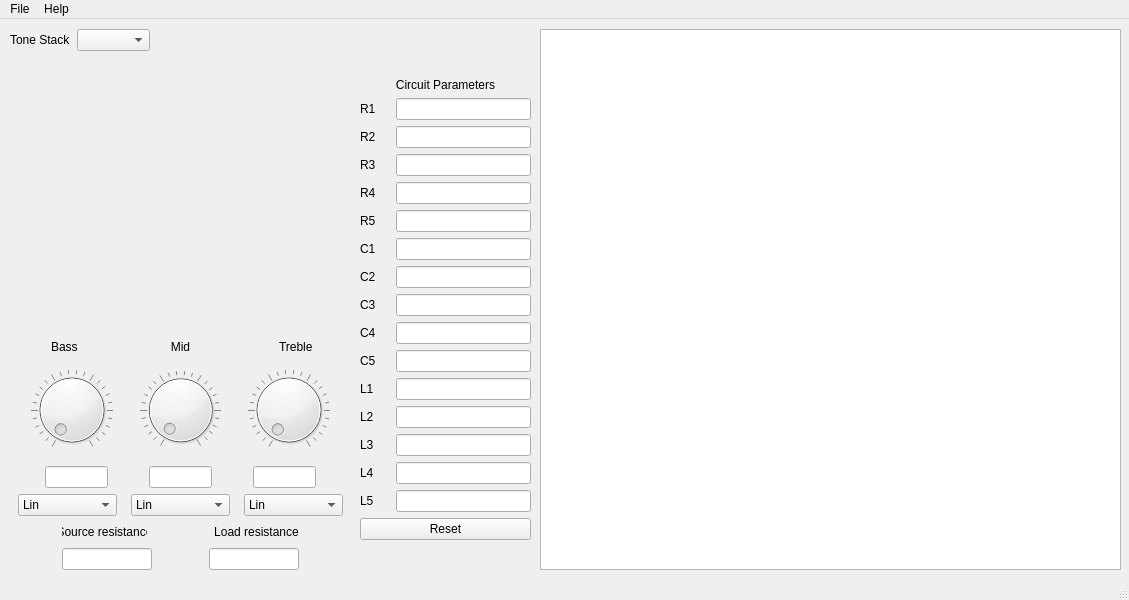
Above: tonestackcalculator.ui from olivergardiner/tonestack before the change. Below: the same form after it.
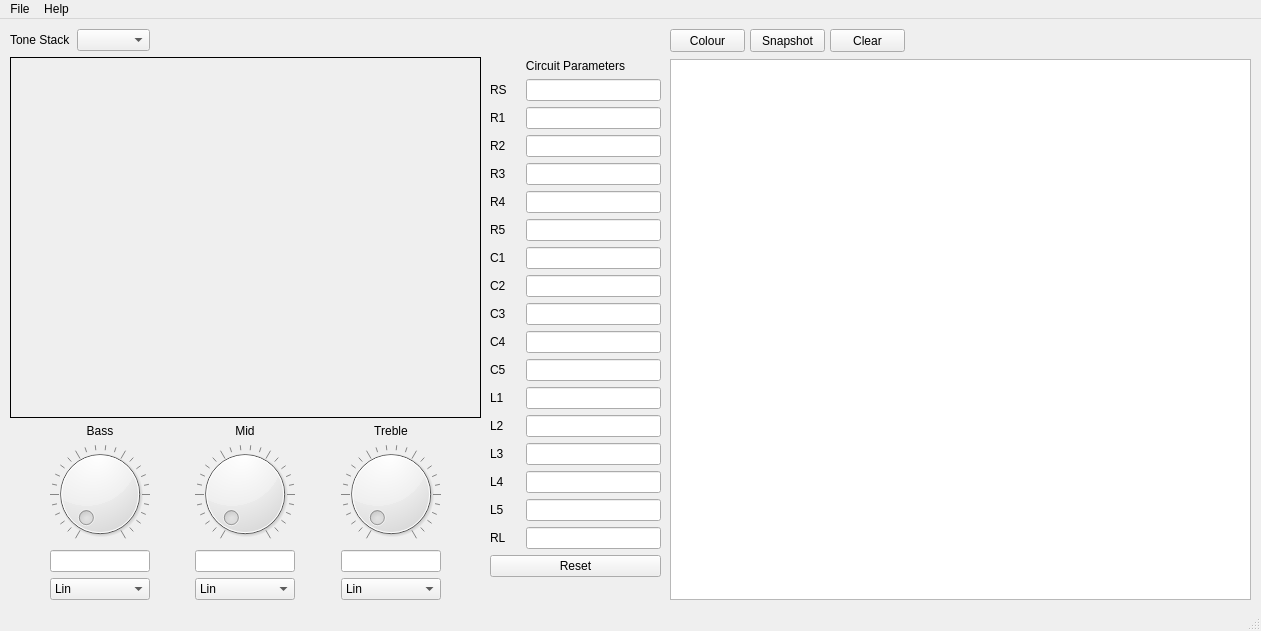
That is the form after the change.

Commit message: New circuits, Save function, improved layout - Colour/Snapshot/Clear are placeholders

Patch:
```diff
--- a/tonestackcalculator.ui
+++ b/tonestackcalculator.ui
@@ -6,8 +6,8 @@
    <rect>
     <x>0</x>
     <y>0</y>
-    <width>1129</width>
-    <height>600</height>
+    <width>1261</width>
+    <height>631</height>
    </rect>
   </property>
   <property name="sizePolicy">
@@ -23,8 +23,8 @@
    <widget class="QGraphicsView" name="frequencyResponse">
     <property name="geometry">
      <rect>
-      <x>540</x>
-      <y>10</y>
+      <x>670</x>
+      <y>40</y>
       <width>581</width>
       <height>541</height>
      </rect>
@@ -41,8 +41,8 @@
      <rect>
       <x>10</x>
       <y>10</y>
-      <width>341</width>
-      <height>541</height>
+      <width>471</width>
+      <height>571</height>
      </rect>
     </property>
     <layout class="QVBoxLayout" name="verticalLayout">
@@ -91,59 +91,55 @@
          <verstretch>0</verstretch>
         </sizepolicy>
        </property>
+       <property name="frameShape">
+        <enum>QFrame::Panel</enum>
+       </property>
        <property name="text">
         <string/>
        </property>
        <property name="scaledContents">
         <bool>false</bool>
        </property>
+       <property name="alignment">
+        <set>Qt::AlignCenter</set>
+       </property>
       </widget>
      </item>
      <item>
-      <layout class="QHBoxLayout" name="horizontalLayout_3">
-       <item alignment="Qt::AlignHCenter">
+      <layout class="QHBoxLayout" name="horizontalLayout_6">
+       <item>
+        <spacer name="horizontalSpacer_3">
+         <property name="orientation">
+          <enum>Qt::Horizontal</enum>
+         </property>
+         <property name="sizeHint" stdset="0">
+          <size>
+           <width>40</width>
+           <height>20</height>
+          </size>
+         </property>
+        </spacer>
+       </item>
+       <item>
+        <layout class="QVBoxLayout" name="verticalLayout_3">
+         <item>
         <widget class="QLabel" name="pot1Label">
          <property name="text">
           <string>Bass</string>
          </property>
-        </widget>
-       </item>
-       <item>
-        <widget class="QLabel" name="pot2Label">
-         <property name="text">
-          <string>Mid</string>
-         </property>
          <property name="alignment">
           <set>Qt::AlignCenter</set>
          </property>
         </widget>
-       </item>
-       <item alignment="Qt::AlignHCenter">
-        <widget class="QLabel" name="pot3Label">
-         <property name="text">
-          <string>Treble</string>
-         </property>
-        </widget>
-       </item>
-      </layout>
-     </item>
-     <item>
-      <layout class="QHBoxLayout" name="horizontalLayout_2">
-       <item>
-        <spacer name="horizontalSpacer_14">
-         <property name="orientation">
-          <enum>Qt::Horizontal</enum>
-         </property>
-         <property name="sizeHint" stdset="0">
-          <size>
-           <width>40</width>
-           <height>20</height>
-          </size>
-         </property>
-        </spacer>
        </item>
        <item>
         <widget class="QDial" name="pot1Position">
+           <property name="sizePolicy">
+            <sizepolicy hsizetype="Fixed" vsizetype="Preferred">
+             <horstretch>0</horstretch>
+             <verstretch>0</verstretch>
+            </sizepolicy>
+           </property>
          <property name="minimumSize">
           <size>
            <width>0</width>
@@ -171,196 +167,29 @@
         </widget>
        </item>
        <item>
-        <spacer name="horizontalSpacer_8">
-         <property name="orientation">
-          <enum>Qt::Horizontal</enum>
-         </property>
-         <property name="sizeHint" stdset="0">
-          <size>
-           <width>40</width>
-           <height>20</height>
-          </size>
-         </property>
-        </spacer>
-       </item>
-       <item>
-        <widget class="QDial" name="pot2Position">
-         <property name="sizePolicy">
-          <sizepolicy hsizetype="Expanding" vsizetype="Preferred">
-           <horstretch>0</horstretch>
-           <verstretch>0</verstretch>
-          </sizepolicy>
-         </property>
-         <property name="notchesVisible">
-          <bool>true</bool>
-         </property>
-        </widget>
-       </item>
-       <item>
-        <spacer name="horizontalSpacer_9">
-         <property name="orientation">
-          <enum>Qt::Horizontal</enum>
-         </property>
-         <property name="sizeHint" stdset="0">
-          <size>
-           <width>40</width>
-           <height>20</height>
-          </size>
-         </property>
-        </spacer>
-       </item>
-       <item>
-        <widget class="QDial" name="pot3Position">
-         <property name="sizePolicy">
-          <sizepolicy hsizetype="Expanding" vsizetype="Preferred">
-           <horstretch>0</horstretch>
-           <verstretch>0</verstretch>
-          </sizepolicy>
-         </property>
-         <property name="notchesVisible">
-          <bool>true</bool>
-         </property>
-        </widget>
-       </item>
-       <item>
-        <spacer name="horizontalSpacer_15">
-         <property name="orientation">
-          <enum>Qt::Horizontal</enum>
-         </property>
-         <property name="sizeHint" stdset="0">
-          <size>
-           <width>40</width>
-           <height>20</height>
-          </size>
-         </property>
-        </spacer>
-       </item>
-      </layout>
-     </item>
-     <item>
-      <layout class="QHBoxLayout" name="horizontalLayout_4">
-       <item>
-        <spacer name="horizontalSpacer_16">
-         <property name="orientation">
-          <enum>Qt::Horizontal</enum>
-         </property>
-         <property name="sizeHint" stdset="0">
-          <size>
-           <width>80</width>
-           <height>20</height>
-          </size>
-         </property>
-        </spacer>
-       </item>
-       <item>
         <widget class="QLineEdit" name="pot1Value">
          <property name="sizePolicy">
-          <sizepolicy hsizetype="Expanding" vsizetype="Fixed">
+            <sizepolicy hsizetype="Fixed" vsizetype="Fixed">
            <horstretch>0</horstretch>
            <verstretch>0</verstretch>
           </sizepolicy>
-         </property>
-        </widget>
-       </item>
-       <item>
-        <spacer name="horizontalSpacer_10">
-         <property name="orientation">
-          <enum>Qt::Horizontal</enum>
-         </property>
-         <property name="sizeHint" stdset="0">
-          <size>
-           <width>80</width>
-           <height>20</height>
-          </size>
-         </property>
-        </spacer>
-       </item>
-       <item>
-        <widget class="QLineEdit" name="pot2Value">
-         <property name="sizePolicy">
-          <sizepolicy hsizetype="Expanding" vsizetype="Fixed">
-           <horstretch>0</horstretch>
-           <verstretch>0</verstretch>
-          </sizepolicy>
-         </property>
-        </widget>
-       </item>
-       <item>
-        <spacer name="horizontalSpacer_11">
-         <property name="orientation">
-          <enum>Qt::Horizontal</enum>
-         </property>
-         <property name="sizeHint" stdset="0">
-          <size>
-           <width>80</width>
-           <height>20</height>
-          </size>
-         </property>
-        </spacer>
-       </item>
-       <item>
-        <widget class="QLineEdit" name="pot3Value">
-         <property name="enabled">
-          <bool>true</bool>
-         </property>
-         <property name="sizePolicy">
-          <sizepolicy hsizetype="Expanding" vsizetype="Fixed">
-           <horstretch>0</horstretch>
-           <verstretch>0</verstretch>
-          </sizepolicy>
-         </property>
-         <property name="minimumSize">
-          <size>
-           <width>0</width>
-           <height>0</height>
-          </size>
          </property>
          <property name="maximumSize">
           <size>
-           <width>133</width>
+             <width>100</width>
            <height>16777215</height>
           </size>
          </property>
-         <property name="baseSize">
-          <size>
-           <width>0</width>
-           <height>0</height>
-          </size>
-         </property>
-        </widget>
-       </item>
-       <item>
-        <spacer name="horizontalSpacer_17">
-         <property name="orientation">
-          <enum>Qt::Horizontal</enum>
-         </property>
-         <property name="sizeHint" stdset="0">
-          <size>
-           <width>80</width>
-           <height>20</height>
-          </size>
-         </property>
-        </spacer>
-       </item>
-      </layout>
-     </item>
-     <item>
-      <layout class="QHBoxLayout" name="horizontalLayout_5">
-       <item>
-        <spacer name="horizontalSpacer_18">
-         <property name="orientation">
-          <enum>Qt::Horizontal</enum>
-         </property>
-         <property name="sizeHint" stdset="0">
-          <size>
-           <width>40</width>
-           <height>20</height>
-          </size>
-         </property>
-        </spacer>
+          </widget>
        </item>
        <item>
         <widget class="QComboBox" name="pot1Type">
+           <property name="maximumSize">
+            <size>
+             <width>100</width>
+             <height>16777215</height>
+            </size>
+           </property>
          <item>
           <property name="text">
            <string>Lin</string>
@@ -388,8 +217,10 @@
          </item>
         </widget>
        </item>
+        </layout>
+       </item>
        <item>
-        <spacer name="horizontalSpacer_12">
+        <spacer name="horizontalSpacer_4">
          <property name="orientation">
           <enum>Qt::Horizontal</enum>
          </property>
@@ -400,9 +231,56 @@
           </size>
          </property>
         </spacer>
+       </item>
+       <item>
+        <layout class="QVBoxLayout" name="verticalLayout_4">
+         <item>
+          <widget class="QLabel" name="pot2Label">
+           <property name="text">
+            <string>Mid</string>
+           </property>
+           <property name="alignment">
+            <set>Qt::AlignCenter</set>
+           </property>
+          </widget>
+         </item>
+         <item>
+          <widget class="QDial" name="pot2Position">
+           <property name="sizePolicy">
+            <sizepolicy hsizetype="Fixed" vsizetype="Preferred">
+             <horstretch>0</horstretch>
+             <verstretch>0</verstretch>
+            </sizepolicy>
+           </property>
+           <property name="notchesVisible">
+            <bool>true</bool>
+           </property>
+          </widget>
+         </item>
+         <item>
+          <widget class="QLineEdit" name="pot2Value">
+           <property name="sizePolicy">
+            <sizepolicy hsizetype="Fixed" vsizetype="Fixed">
+             <horstretch>0</horstretch>
+             <verstretch>0</verstretch>
+            </sizepolicy>
+           </property>
+           <property name="maximumSize">
+            <size>
+             <width>100</width>
+             <height>16777215</height>
+            </size>
+           </property>
+          </widget>
        </item>
        <item>
         <widget class="QComboBox" name="pot2Type">
+           <property name="maximumSize">
+            <size>
+             <width>100</width>
+             <height>16777215</height>
+            </size>
+           </property>
          <item>
           <property name="text">
            <string>Lin</string>
@@ -430,8 +308,10 @@
          </item>
         </widget>
        </item>
+        </layout>
+       </item>
        <item>
-        <spacer name="horizontalSpacer_13">
+        <spacer name="horizontalSpacer_5">
          <property name="orientation">
           <enum>Qt::Horizontal</enum>
          </property>
@@ -442,9 +322,71 @@
           </size>
          </property>
         </spacer>
+       </item>
+       <item>
+        <layout class="QVBoxLayout" name="verticalLayout_5">
+         <item>
+          <widget class="QLabel" name="pot3Label">
+           <property name="text">
+            <string>Treble</string>
+           </property>
+           <property name="alignment">
+            <set>Qt::AlignCenter</set>
+           </property>
+          </widget>
+         </item>
+         <item>
+          <widget class="QDial" name="pot3Position">
+           <property name="sizePolicy">
+            <sizepolicy hsizetype="Fixed" vsizetype="Preferred">
+             <horstretch>0</horstretch>
+             <verstretch>0</verstretch>
+            </sizepolicy>
+           </property>
+           <property name="notchesVisible">
+            <bool>true</bool>
+           </property>
+          </widget>
+         </item>
+         <item>
+          <widget class="QLineEdit" name="pot3Value">
+           <property name="enabled">
+            <bool>true</bool>
+           </property>
+           <property name="sizePolicy">
+            <sizepolicy hsizetype="Fixed" vsizetype="Fixed">
+             <horstretch>0</horstretch>
+             <verstretch>0</verstretch>
+            </sizepolicy>
+           </property>
+           <property name="minimumSize">
+            <size>
+             <width>0</width>
+             <height>0</height>
+            </size>
+           </property>
+           <property name="maximumSize">
+            <size>
+             <width>100</width>
+             <height>16777215</height>
+            </size>
+           </property>
+           <property name="baseSize">
+            <size>
+             <width>0</width>
+             <height>0</height>
+            </size>
+           </property>
+          </widget>
        </item>
        <item>
         <widget class="QComboBox" name="pot3Type">
+           <property name="maximumSize">
+            <size>
+             <width>100</width>
+             <height>16777215</height>
+            </size>
+           </property>
          <item>
           <property name="text">
            <string>Lin</string>
@@ -472,23 +414,8 @@
          </item>
         </widget>
        </item>
-       <item>
-        <spacer name="horizontalSpacer_19">
-         <property name="orientation">
-          <enum>Qt::Horizontal</enum>
-         </property>
-         <property name="sizeHint" stdset="0">
-          <size>
-           <width>40</width>
-           <height>20</height>
-          </size>
-         </property>
-        </spacer>
-       </item>
-      </layout>
-     </item>
-     <item>
-      <layout class="QHBoxLayout" name="horizontalLayout_6">
+        </layout>
+       </item>
        <item>
         <spacer name="horizontalSpacer_2">
          <property name="orientation">
@@ -496,152 +423,7 @@
          </property>
          <property name="sizeHint" stdset="0">
           <size>
-           <width>70</width>
-           <height>20</height>
-          </size>
-         </property>
-        </spacer>
-       </item>
-       <item alignment="Qt::AlignHCenter">
-        <widget class="QLabel" name="rSLabel">
-         <property name="minimumSize">
-          <size>
-           <width>85</width>
-           <height>0</height>
-          </size>
-         </property>
-         <property name="baseSize">
-          <size>
-           <width>85</width>
-           <height>0</height>
-          </size>
-         </property>
-         <property name="text">
-          <string>Source resistance</string>
-         </property>
-         <property name="alignment">
-          <set>Qt::AlignCenter</set>
-         </property>
-        </widget>
-       </item>
-       <item>
-        <spacer name="horizontalSpacer_6">
-         <property name="orientation">
-          <enum>Qt::Horizontal</enum>
-         </property>
-         <property name="sizeHint" stdset="0">
-          <size>
-           <width>80</width>
-           <height>20</height>
-          </size>
-         </property>
-        </spacer>
-       </item>
-       <item>
-        <widget class="QLabel" name="rLLabel">
-         <property name="minimumSize">
-          <size>
-           <width>85</width>
-           <height>0</height>
-          </size>
-         </property>
-         <property name="baseSize">
-          <size>
-           <width>85</width>
-           <height>0</height>
-          </size>
-         </property>
-         <property name="text">
-          <string>Load resistance</string>
-         </property>
-         <property name="alignment">
-          <set>Qt::AlignCenter</set>
-         </property>
-        </widget>
-       </item>
-       <item>
-        <spacer name="horizontalSpacer_3">
-         <property name="orientation">
-          <enum>Qt::Horizontal</enum>
-         </property>
-         <property name="sizeHint" stdset="0">
-          <size>
-           <width>70</width>
-           <height>20</height>
-          </size>
-         </property>
-        </spacer>
-       </item>
-      </layout>
-     </item>
-     <item>
-      <layout class="QHBoxLayout" name="horizontalLayout_7">
-       <item>
-        <spacer name="horizontalSpacer_4">
-         <property name="orientation">
-          <enum>Qt::Horizontal</enum>
-         </property>
-         <property name="sizeHint" stdset="0">
-          <size>
-           <width>70</width>
-           <height>20</height>
-          </size>
-         </property>
-        </spacer>
-       </item>
-       <item>
-        <widget class="QLineEdit" name="rSValue">
-         <property name="sizePolicy">
-          <sizepolicy hsizetype="Expanding" vsizetype="Fixed">
-           <horstretch>0</horstretch>
-           <verstretch>0</verstretch>
-          </sizepolicy>
-         </property>
-         <property name="baseSize">
-          <size>
-           <width>0</width>
-           <height>0</height>
-          </size>
-         </property>
-        </widget>
-       </item>
-       <item>
-        <spacer name="horizontalSpacer_7">
-         <property name="orientation">
-          <enum>Qt::Horizontal</enum>
-         </property>
-         <property name="sizeHint" stdset="0">
-          <size>
-           <width>70</width>
-           <height>20</height>
-          </size>
-         </property>
-        </spacer>
-       </item>
-       <item>
-        <widget class="QLineEdit" name="rLValue">
-         <property name="sizePolicy">
-          <sizepolicy hsizetype="Expanding" vsizetype="Fixed">
-           <horstretch>0</horstretch>
-           <verstretch>0</verstretch>
-          </sizepolicy>
-         </property>
-         <property name="baseSize">
-          <size>
-           <width>0</width>
-           <height>0</height>
-          </size>
-         </property>
-        </widget>
-       </item>
-       <item>
-        <spacer name="horizontalSpacer_5">
-         <property name="orientation">
-          <enum>Qt::Horizontal</enum>
-         </property>
-         <property name="sizeHint" stdset="0">
-          <size>
-           <width>70</width>
+           <width>40</width>
            <height>20</height>
           </size>
          </property>
@@ -654,10 +436,10 @@
    <widget class="QWidget" name="verticalLayoutWidget">
     <property name="geometry">
      <rect>
-      <x>360</x>
-      <y>59</y>
+      <x>490</x>
+      <y>40</y>
       <width>171</width>
-      <height>491</height>
+      <height>526</height>
      </rect>
     </property>
     <layout class="QVBoxLayout" name="verticalLayout_2">
@@ -671,6 +453,32 @@
        </property>
       </widget>
      </item>
+     <item>
+      <layout class="QHBoxLayout" name="horizontalLayout_23">
+       <item>
+        <widget class="QLabel" name="rSLabel">
+         <property name="minimumSize">
+          <size>
+           <width>30</width>
+           <height>0</height>
+          </size>
+         </property>
+         <property name="baseSize">
+          <size>
+           <width>30</width>
+           <height>0</height>
+          </size>
+         </property>
+         <property name="text">
+          <string>RS</string>
+         </property>
+        </widget>
+       </item>
+       <item>
+        <widget class="QLineEdit" name="rSValue"/>
+       </item>
+      </layout>
+     </item>
      <item>
       <layout class="QHBoxLayout" name="horizontalLayout_8">
        <item>
@@ -1145,6 +953,32 @@
        </item>
       </layout>
      </item>
+     <item>
+      <layout class="QHBoxLayout" name="horizontalLayout_24">
+       <item>
+        <widget class="QLabel" name="rLLabel">
+         <property name="minimumSize">
+          <size>
+           <width>30</width>
+           <height>0</height>
+          </size>
+         </property>
+         <property name="baseSize">
+          <size>
+           <width>30</width>
+           <height>0</height>
+          </size>
+         </property>
+         <property name="text">
+          <string>RL</string>
+         </property>
+        </widget>
+       </item>
+       <item>
+        <widget class="QLineEdit" name="rLValue"/>
+       </item>
+      </layout>
+     </item>
      <item>
       <widget class="QPushButton" name="resetButton">
        <property name="text">
@@ -1167,13 +1001,52 @@
      </item>
     </layout>
    </widget>
+   <widget class="QPushButton" name="pushButton">
+    <property name="geometry">
+     <rect>
+      <x>750</x>
+      <y>10</y>
+      <width>75</width>
+      <height>23</height>
+     </rect>
+    </property>
+    <property name="text">
+     <string>Snapshot</string>
+    </property>
+   </widget>
+   <widget class="QPushButton" name="pushButton_2">
+    <property name="geometry">
+     <rect>
+      <x>670</x>
+      <y>10</y>
+      <width>75</width>
+      <height>23</height>
+     </rect>
+    </property>
+    <property name="text">
+     <string>Colour</string>
+    </property>
+   </widget>
+   <widget class="QPushButton" name="pushButton_3">
+    <property name="geometry">
+     <rect>
+      <x>830</x>
+      <y>10</y>
+      <width>75</width>
+      <height>23</height>
+     </rect>
+    </property>
+    <property name="text">
+     <string>Clear</string>
+    </property>
+   </widget>
   </widget>
   <widget class="QMenuBar" name="menubar">
    <property name="geometry">
     <rect>
      <x>0</x>
      <y>0</y>
-     <width>1129</width>
+     <width>1261</width>
      <height>21</height>
     </rect>
    </property>
```
Left out of the diff: 39 changed lines with no effect on the pictures. Lines whose indentation alone changed are shown as unchanged. The commit also changes 21 other files.
